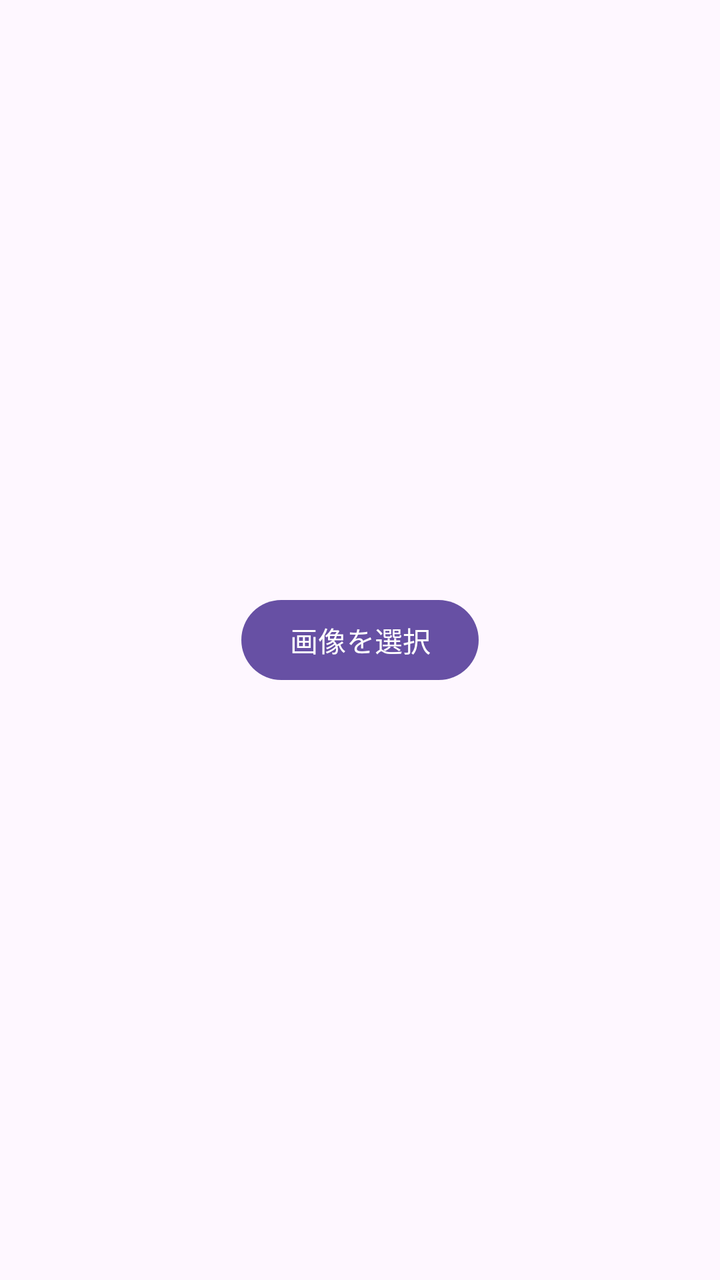
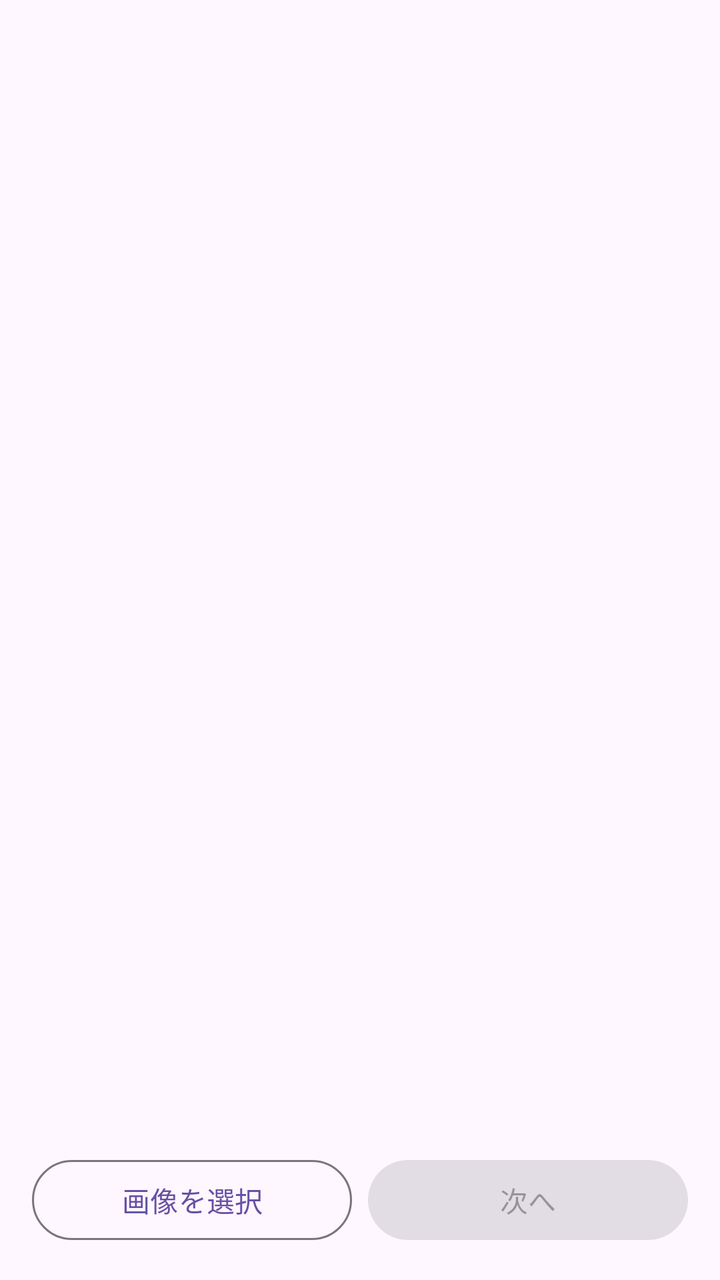

Screens rendered from an Android XML layout before and after an edit, with the pre-edit source and the edit as a unified diff.
<!-- AndroidManifest.xml: application theme Theme.ScreenshotShrinker -->
<!-- res/layout/activity_main.xml -->
<?xml version="1.0" encoding="utf-8"?>
<androidx.constraintlayout.widget.ConstraintLayout xmlns:android="http://schemas.android.com/apk/res/android"
    xmlns:app="http://schemas.android.com/apk/res-auto"
    xmlns:tools="http://schemas.android.com/tools"
    android:id="@+id/main"
    android:layout_width="match_parent"
    android:layout_height="match_parent"
    tools:context=".MainActivity">

    <com.google.android.material.button.MaterialButton
        android:id="@+id/buttonPickImage"
        android:layout_width="wrap_content"
        android:layout_height="wrap_content"
        android:text="@string/action_pick_image"
        app:layout_constraintBottom_toBottomOf="parent"
        app:layout_constraintEnd_toEndOf="parent"
        app:layout_constraintStart_toStartOf="parent"
        app:layout_constraintTop_toTopOf="parent" />

</androidx.constraintlayout.widget.ConstraintLayout>
<!-- resources referenced by this layout -->
<resources>
  <string name="action_pick_image">画像を選択</string>
  <style name="Theme.ScreenshotShrinker" parent="Base.Theme.ScreenshotShrinker" />
  <style name="Base.Theme.ScreenshotShrinker" parent="Theme.Material3.DayNight.NoActionBar">
          
          
      </style>
</resources>

<!-- the commit's change to res/layout/activity_main.xml (unified diff, before → after) -->
@@ -1,20 +1,48 @@
 <?xml version="1.0" encoding="utf-8"?>
-<androidx.constraintlayout.widget.ConstraintLayout xmlns:android="http://schemas.android.com/apk/res/android"
-    xmlns:app="http://schemas.android.com/apk/res-auto"
+<LinearLayout xmlns:android="http://schemas.android.com/apk/res/android"
     xmlns:tools="http://schemas.android.com/tools"
     android:id="@+id/main"
     android:layout_width="match_parent"
     android:layout_height="match_parent"
+    android:orientation="vertical"
+    android:padding="16dp"
     tools:context=".MainActivity">
 
-    <com.google.android.material.button.MaterialButton
-        android:id="@+id/buttonPickImage"
-        android:layout_width="wrap_content"
+    <ScrollView
+        android:layout_width="match_parent"
+        android:layout_height="0dp"
+        android:layout_weight="1">
+
+        <LinearLayout
+            android:id="@+id/imageList"
+            android:layout_width="match_parent"
+            android:layout_height="wrap_content"
+            android:orientation="vertical" />
+    </ScrollView>
+
+    <LinearLayout
+        android:layout_width="match_parent"
         android:layout_height="wrap_content"
-        android:text="@string/action_pick_image"
-        app:layout_constraintBottom_toBottomOf="parent"
-        app:layout_constraintEnd_toEndOf="parent"
-        app:layout_constraintStart_toStartOf="parent"
-        app:layout_constraintTop_toTopOf="parent" />
+        android:layout_marginTop="16dp"
+        android:orientation="horizontal">
 
-</androidx.constraintlayout.widget.ConstraintLayout>
+        <com.google.android.material.button.MaterialButton
+            android:id="@+id/buttonPickImage"
+            style="?attr/materialButtonOutlinedStyle"
+            android:layout_width="0dp"
+            android:layout_height="wrap_content"
+            android:layout_marginEnd="4dp"
+            android:layout_weight="1"
+            android:text="@string/action_pick_image" />
+
+        <com.google.android.material.button.MaterialButton
+            android:id="@+id/buttonNext"
+            android:layout_width="0dp"
+            android:layout_height="wrap_content"
+            android:layout_marginStart="4dp"
+            android:layout_weight="1"
+            android:enabled="false"
+            android:text="@string/action_next" />
+    </LinearLayout>
+
+</LinearLayout>
<!-- resource entries referenced after the edit -->
@@ -1,5 +1,6 @@
 <!-- resources referenced by this layout -->
 <resources>
+  <string name="action_next">次へ</string>
   <string name="action_pick_image">画像を選択</string>
   <style name="Theme.ScreenshotShrinker" parent="Base.Theme.ScreenshotShrinker" />
   <style name="Base.Theme.ScreenshotShrinker" parent="Theme.Material3.DayNight.NoActionBar">
